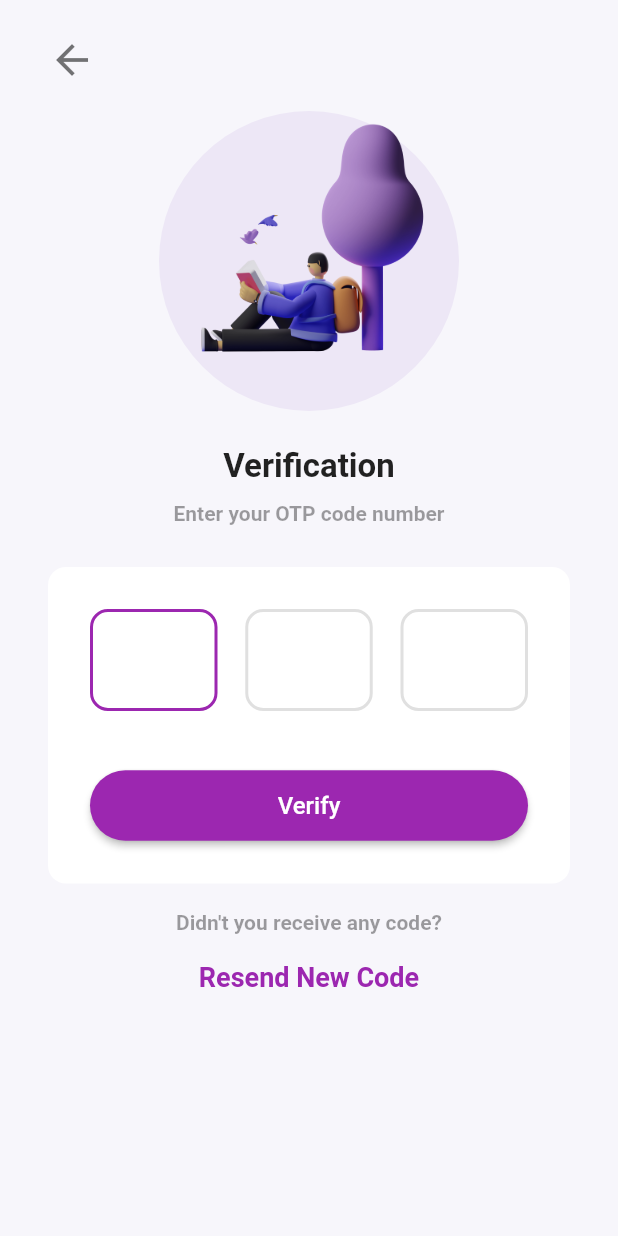
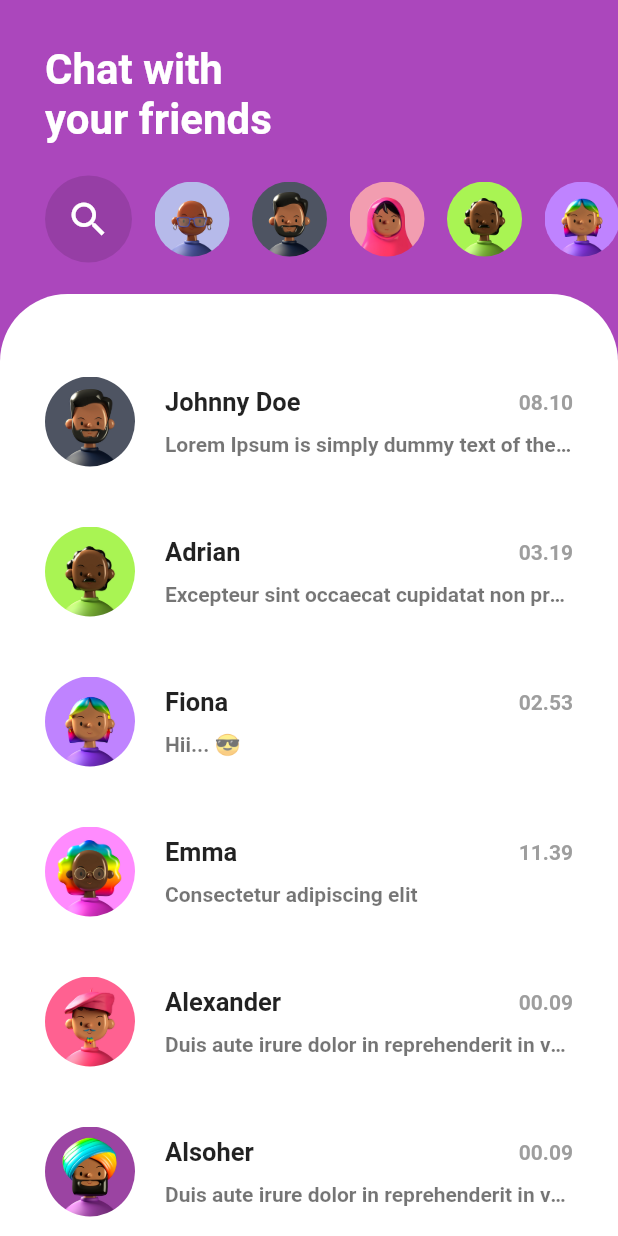
Before and after one commit to shimozuki/Bedebah_messenger, a Flutter app: the Otp screen opened directly, after a tap on "Verify", on a phone screen of 412 x 824 dp. Run offline on Flutter 3.47's test engine with Material 2 defaults, Android fonts, the phone set to English and light mode, and no system bars.

Commit message:
update fitur chat

```diff
--- a/lib/main.dart
+++ b/lib/main.dart
@@ -10,7 +10,7 @@ class MyApp extends StatelessWidget {
   @override
   Widget build(BuildContext context) {
     return MaterialApp(
-      title: 'Flutter OTP Verification',
+      title: 'Bedebah Messenger',
       debugShowCheckedModeBanner: false,
       home: Welcome(),
     );
--- /dev/null
+++ b/lib/messenger.dart
@@ -0,0 +1,452 @@
+import 'package:flutter/material.dart';
+
+class Messenger extends StatefulWidget {
+  @override
+  _MessengerState createState() => _MessengerState();
+}
+
+class _MessengerState extends State<Messenger> {
+  @override
+  Widget build(BuildContext context) {
+    return Scaffold(
+      backgroundColor: Colors.purple.shade400,
+      body: SafeArea(
+        child: Column(
+          children: [
+            _top(),
+            _body(),
+          ],
+        ),
+      ),
+    );
+  }
+
+  Widget _top() {
+    return Container(
+      padding: EdgeInsets.only(top: 30, left: 30),
+      child: Column(
+        crossAxisAlignment: CrossAxisAlignment.start,
+        children: [
+          Text(
+            'Chat with \nyour friends',
+            style: TextStyle(
+                fontSize: 28, fontWeight: FontWeight.bold, color: Colors.white),
+          ),
+          Row(
+            children: [
+              Container(
+                padding: EdgeInsets.all(14),
+                decoration: BoxDecoration(
+                  borderRadius: BorderRadius.circular(50),
+                  color: Colors.black12,
+                ),
+                child: Icon(
+                  Icons.search,
+                  size: 30,
+                  color: Colors.white,
+                ),
+              ),
+              SizedBox(
+                width: 15,
+              ),
+              Expanded(
+                child: Container(
+                  height: 100,
+                  child: ListView.builder(
+                    physics: BouncingScrollPhysics(),
+                    scrollDirection: Axis.horizontal,
+                    shrinkWrap: true,
+                    itemCount: 8,
+                    itemBuilder: (context, index) {
+                      return Avatar(
+                        margin: EdgeInsets.only(right: 15),
+                        image: 'assets/images/${index + 1}.jpg',
+                      );
+                    },
+                  ),
+                ),
+              ),
+            ],
+          ),
+        ],
+      ),
+    );
+  }
+
+  Widget _body() {
+    return Expanded(
+      child: Container(
+        padding: EdgeInsets.symmetric(horizontal: 30),
+        width: double.infinity,
+        decoration: BoxDecoration(
+          borderRadius: BorderRadius.only(
+              topLeft: Radius.circular(45), topRight: Radius.circular(45)),
+          color: Colors.white,
+        ),
+        child: ListView(
+          padding: EdgeInsets.only(top: 35),
+          physics: BouncingScrollPhysics(),
+          children: [
+            _itemChats(
+              avatar: 'assets/images/2.jpg',
+              name: 'Johnny Doe',
+              chat:
+                  'Lorem Ipsum is simply dummy text of the printing and typesetting industry',
+              time: '08.10',
+            ),
+            _itemChats(
+              avatar: 'assets/images/4.jpg',
+              name: 'Adrian',
+              chat: 'Excepteur sint occaecat cupidatat non proident',
+              time: '03.19',
+            ),
+            _itemChats(
+              avatar: 'assets/images/5.jpg',
+              name: 'Fiona',
+              chat: 'Hii... 😎',
+              time: '02.53',
+            ),
+            _itemChats(
+              avatar: 'assets/images/6.jpg',
+              name: 'Emma',
+              chat: 'Consectetur adipiscing elit',
+              time: '11.39',
+            ),
+            _itemChats(
+              avatar: 'assets/images/7.jpg',
+              name: 'Alexander',
+              chat:
+                  'Duis aute irure dolor in reprehenderit in voluptate velit esse cillum dolore eu fugiat nulla pariatur',
+              time: '00.09',
+            ),
+            _itemChats(
+              avatar: 'assets/images/8.jpg',
+              name: 'Alsoher',
+              chat:
+                  'Duis aute irure dolor in reprehenderit in voluptate velit esse cillum dolore eu fugiat nulla pariatur',
+              time: '00.09',
+            ),
+          ],
+        ),
+      ),
+    );
+  }
+
+  Widget _itemChats(
+      {String avatar = '', name = '', chat = '', time = '00.00'}) {
+    return GestureDetector(
+      onTap: () {
+        Navigator.of(context).push(
+          MaterialPageRoute(
+            builder: (context) => ChatPage(),
+          ),
+        );
+      },
+      child: Card(
+        margin: EdgeInsets.symmetric(vertical: 20),
+        elevation: 0,
+        child: Row(
+          children: [
+            Avatar(
+              margin: EdgeInsets.only(right: 20),
+              size: 60,
+              image: avatar,
+            ),
+            Expanded(
+              child: Column(
+                crossAxisAlignment: CrossAxisAlignment.start,
+                children: [
+                  Row(
+                    mainAxisAlignment: MainAxisAlignment.spaceBetween,
+                    children: [
+                      Text(
+                        '$name',
+                        style: TextStyle(
+                            fontSize: 17, fontWeight: FontWeight.bold),
+                      ),
+                      Text(
+                        '$time',
+                        style: TextStyle(
+                            color: Colors.grey, fontWeight: FontWeight.bold),
+                      ),
+                    ],
+                  ),
+                  SizedBox(
+                    height: 10,
+                  ),
+                  Text(
+                    '$chat',
+                    overflow: TextOverflow.ellipsis,
+                    style: TextStyle(
+                      color: Colors.black54,
+                      fontWeight: FontWeight.bold,
+                    ),
+                  ),
+                ],
+              ),
+            )
+          ],
+        ),
+      ),
+    );
+  }
+}
+
+class ChatPage extends StatefulWidget {
+  @override
+  _ChatPageState createState() => _ChatPageState();
+}
+
+class _ChatPageState extends State<ChatPage> {
+  @override
+  Widget build(BuildContext context) {
+    return Scaffold(
+      backgroundColor: Colors.purple.shade400,
+      body: SafeArea(
+        child: Stack(
+          children: [
+            Column(
+              children: [
+                _topChat(),
+                _bodyChat(),
+                SizedBox(
+                  height: 120,
+                )
+              ],
+            ),
+            _formChat(),
+          ],
+        ),
+      ),
+    );
+  }
+
+  _topChat() {
+    return Container(
+      padding: EdgeInsets.symmetric(horizontal: 30, vertical: 25),
+      child: Row(
+        mainAxisAlignment: MainAxisAlignment.spaceBetween,
+        children: [
+          Row(
+            children: [
+              GestureDetector(
+                onTap: () => Navigator.of(context).pop(),
+                child: Icon(
+                  Icons.arrow_back_ios,
+                  size: 25,
+                  color: Colors.white,
+                ),
+              ),
+              Text(
+                'Fiona',
+                style: TextStyle(
+                    fontSize: 28,
+                    fontWeight: FontWeight.bold,
+                    color: Colors.white),
+              ),
+            ],
+          ),
+          Row(
+            children: [
+              Container(
+                padding: EdgeInsets.all(12),
+                decoration: BoxDecoration(
+                  borderRadius: BorderRadius.circular(50),
+                  color: Colors.black12,
+                ),
+                child: Icon(
+                  Icons.call,
+                  size: 25,
+                  color: Colors.white,
+                ),
+              ),
+              SizedBox(
+                width: 20,
+              ),
+              Container(
+                padding: EdgeInsets.all(12),
+                decoration: BoxDecoration(
+                  borderRadius: BorderRadius.circular(50),
+                  color: Colors.black12,
+                ),
+                child: Icon(
+                  Icons.videocam,
+                  size: 25,
+                  color: Colors.white,
+                ),
+              ),
+            ],
+          )
+        ],
+      ),
+    );
+  }
+
+  Widget _bodyChat() {
+    return Expanded(
+      child: Container(
+        padding: EdgeInsets.only(left: 25, right: 25, top: 25),
+        width: double.infinity,
+        decoration: BoxDecoration(
+          borderRadius: BorderRadius.only(
+              topLeft: Radius.circular(45), topRight: Radius.circular(45)),
+          color: Colors.white,
+        ),
+        child: ListView(
+          physics: BouncingScrollPhysics(),
+          children: [
+            _itemChat(
+              avatar: 'assets/images/5.jpg',
+              chat: 1,
+              message:
+                  'Lorem Ipsum is simply dummy text of the printing and typesetting industry.',
+              time: '18.00',
+            ),
+            _itemChat(
+              chat: 0,
+              message: 'Okey 🐣',
+              time: '18.00',
+            ),
+            _itemChat(
+              avatar: 'assets/images/5.jpg',
+              chat: 1,
+              message: 'It has survived not only five centuries, 😀',
+              time: '18.00',
+            ),
+            _itemChat(
+              chat: 0,
+              message:
+                  'Contrary to popular belief, Lorem Ipsum is not simply random text. 😎',
+              time: '18.00',
+            ),
+            _itemChat(
+              avatar: 'assets/images/5.jpg',
+              chat: 1,
+              message:
+                  'The generated Lorem Ipsum is therefore always free from repetition, injected humour, or non-characteristic words etc.',
+              time: '18.00',
+            ),
+            _itemChat(
+              avatar: 'assets/images/5.jpg',
+              chat: 1,
+              message: '😅 😂 🤣',
+              time: '18.00',
+            ),
+          ],
+        ),
+      ),
+    );
+  }
+
+  // 0 = Send
+  // 1 = Recieved
+  _itemChat({int chat, String avatar, message, time}) {
+    return Row(
+      mainAxisAlignment:
+          chat == 0 ? MainAxisAlignment.end : MainAxisAlignment.start,
+      crossAxisAlignment: CrossAxisAlignment.end,
+      children: [
+        avatar != null
+            ? Avatar(
+                image: avatar,
+                size: 50,
+              )
+            : Text(
+                '$time',
+                style: TextStyle(color: Colors.grey.shade400),
+              ),
+        Flexible(
+          child: Container(
+            margin: EdgeInsets.only(left: 10, right: 10, top: 20),
+            padding: EdgeInsets.all(20),
+            decoration: BoxDecoration(
+              color: chat == 0 ? Colors.purple.shade400 : Colors.purple.shade50,
+              borderRadius: chat == 0
+                  ? BorderRadius.only(
+                      topLeft: Radius.circular(30),
+                      topRight: Radius.circular(30),
+                      bottomLeft: Radius.circular(30),
+                    )
+                  : BorderRadius.only(
+                      topLeft: Radius.circular(30),
+                      topRight: Radius.circular(30),
+                      bottomRight: Radius.circular(30),
+                    ),
+            ),
+            child: Text('$message'),
+          ),
+        ),
+        chat == 1
+            ? Text(
+                '$time',
+                style: TextStyle(color: Colors.grey.shade400),
+              )
+            : SizedBox(),
+      ],
+    );
+  }
+
+  Widget _formChat() {
+    return Positioned(
+      child: Align(
+        alignment: Alignment.bottomCenter,
+        child: Container(
+          height: 120,
+          padding: EdgeInsets.symmetric(vertical: 30, horizontal: 20),
+          color: Colors.white,
+          child: TextField(
+            decoration: InputDecoration(
+              hintText: 'Type your message...',
+              suffixIcon: Container(
+                decoration: BoxDecoration(
+                    borderRadius: BorderRadius.circular(50),
+                    color: Colors.indigo),
+                padding: EdgeInsets.all(14),
+                child: Icon(
+                  Icons.send_rounded,
+                  color: Colors.white,
+                  size: 28,
+                ),
+              ),
+              filled: true,
+              fillColor: Colors.blueGrey[50],
+              labelStyle: TextStyle(fontSize: 12),
+              contentPadding: EdgeInsets.all(20),
+              enabledBorder: OutlineInputBorder(
+                borderSide: BorderSide(color: Colors.blueGrey[50]),
+                borderRadius: BorderRadius.circular(25),
+              ),
+              focusedBorder: OutlineInputBorder(
+                borderSide: BorderSide(color: Colors.blueGrey[50]),
+                borderRadius: BorderRadius.circular(25),
+              ),
+            ),
+          ),
+        ),
+      ),
+    );
+  }
+}
+
+class Avatar extends StatelessWidget {
+  final double size;
+  final image;
+  final EdgeInsets margin;
+  Avatar({this.image, this.size = 50, this.margin = const EdgeInsets.all(0)});
+  @override
+  Widget build(BuildContext context) {
+    return Padding(
+      padding: margin,
+      child: Container(
+        width: size,
+        height: size,
+        decoration: new BoxDecoration(
+          shape: BoxShape.circle,
+          image: new DecorationImage(
+            image: AssetImage(image),
+          ),
+        ),
+      ),
+    );
+  }
+}
--- a/lib/otp.dart
+++ b/lib/otp.dart
@@ -1,4 +1,5 @@
 import 'package:flutter/material.dart';
+import 'package:Bedebah/messenger.dart';
 
 class Otp extends StatefulWidget {
   const Otp({Key key}) : super(key: key);
@@ -90,7 +91,12 @@ class _OtpState extends State<Otp> {
                     SizedBox(
                       width: double.infinity,
                       child: ElevatedButton(
-                        onPressed: () {},
+                        onPressed: () {
+                          Navigator.of(context).push(
+                            MaterialPageRoute(
+                                builder: (context) => Messenger()),
+                          );
+                        },
                         style: ButtonStyle(
                           foregroundColor:
                               MaterialStateProperty.all<Color>(Colors.white),
```
Also changed, not shown: assets/images/1.jpg (added), assets/images/2.jpg (added), assets/images/3.jpg (added), assets/images/4.jpg (added), assets/images/5.jpg (added), assets/images/6.jpg (added), assets/images/7.jpg (added), assets/images/8.jpg (added), assets/images/icon/7.png (renamed from assets/images/7.png), 6 other files.
